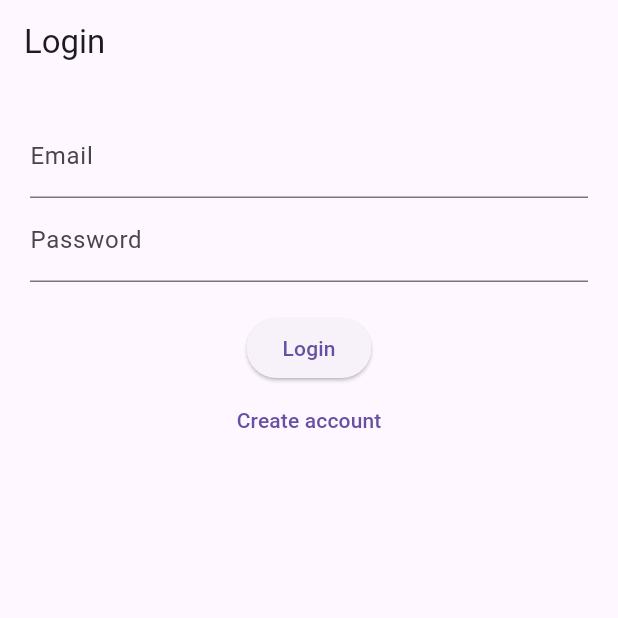
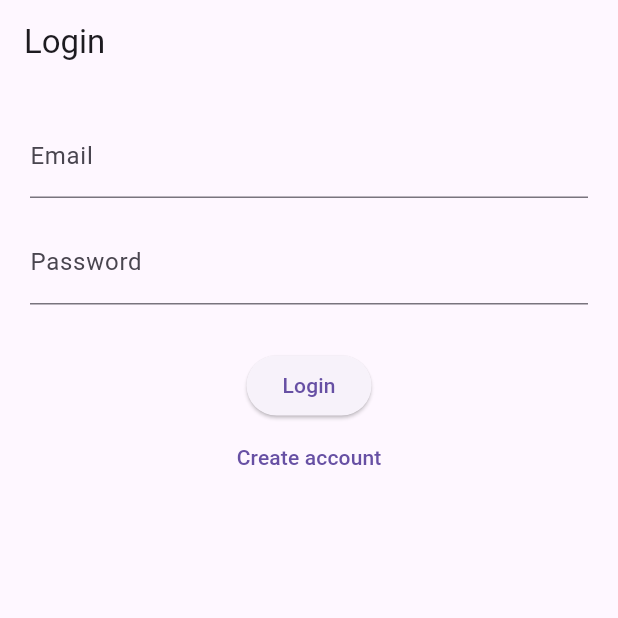
Before and after one commit to angeumutoni/kigali-city-directory, a Flutter app: the screen it shows after launch, on a phone screen of 412 x 824 dp, the top half of it. Run offline on Flutter 3.47's test engine with Material 3 defaults, Android fonts, the phone set to English and light mode, and no system bars; our stand-ins replace cloud_firestore, firebase_auth, firebase_core, google_maps_flutter; accounts and stored records are empty.

Commit message:
Enhancing UI

```diff
--- a/lib/screens/login_screen.dart
+++ b/lib/screens/login_screen.dart
@@ -1,16 +1,50 @@
 import 'package:flutter/material.dart';
-import 'package:provider/provider.dart';
-import '../providers/auth_provider.dart';
+import '../services/auth_service.dart';
 import 'signup_screen.dart';
+import 'home_screen.dart';
 
-class LoginScreen extends StatelessWidget {
+class LoginScreen extends StatefulWidget {
   const LoginScreen({super.key});
 
   @override
+  State<LoginScreen> createState() => _LoginScreenState();
+}
+
+class _LoginScreenState extends State<LoginScreen> {
+  final emailController = TextEditingController();
+  final passwordController = TextEditingController();
+  final AuthService _auth = AuthService();
+
+  bool loading = false;
+
+  void login() async {
+    setState(() => loading = true);
+
+    String? result = await _auth.login(
+      emailController.text.trim(),
+      passwordController.text.trim(),
+    );
+
+    setState(() => loading = false);
+
+    if (result != null) {
+      ScaffoldMessenger.of(context).showSnackBar(
+        SnackBar(content: Text(result)),
+      );
+
+      return;
+    }
+
+    Navigator.pushReplacement(
+      context,
+      MaterialPageRoute(
+        builder: (_) => const HomeScreen(),
+      ),
+    );
+  }
+
+  @override
   Widget build(BuildContext context) {
-    final email = TextEditingController();
-    final password = TextEditingController();
-
     return Scaffold(
       appBar: AppBar(title: const Text("Login")),
       body: Padding(
@@ -18,25 +52,29 @@ class LoginScreen extends StatelessWidget {
         child: Column(
           children: [
             TextField(
-              controller: email,
+              controller: emailController,
               decoration: const InputDecoration(labelText: "Email"),
             ),
+            const SizedBox(height: 15),
             TextField(
-              controller: password,
+              controller: passwordController,
+              obscureText: true,
               decoration: const InputDecoration(labelText: "Password"),
             ),
-            const SizedBox(height: 20),
-            ElevatedButton(
-              onPressed: () {
-                context.read<AuthProvider>().login();
-              },
-              child: const Text("Login"),
-            ),
+            const SizedBox(height: 30),
+            loading
+                ? const CircularProgressIndicator()
+                : ElevatedButton(
+                    onPressed: login,
+                    child: const Text("Login"),
+                  ),
             TextButton(
               onPressed: () {
                 Navigator.push(
                   context,
-                  MaterialPageRoute(builder: (_) => const SignupScreen()),
+                  MaterialPageRoute(
+                    builder: (_) => const SignupScreen(),
+                  ),
                 );
               },
               child: const Text("Create account"),
```
